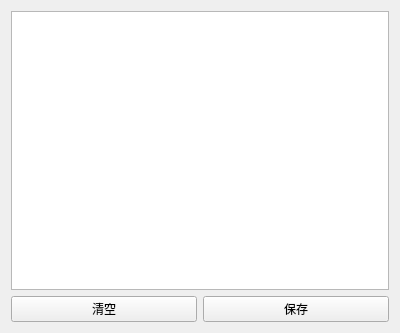
First picture: the form in ClipBoard/ui/ClipboardView.ui, repository 3548848289/UniFileHub, before the edit.
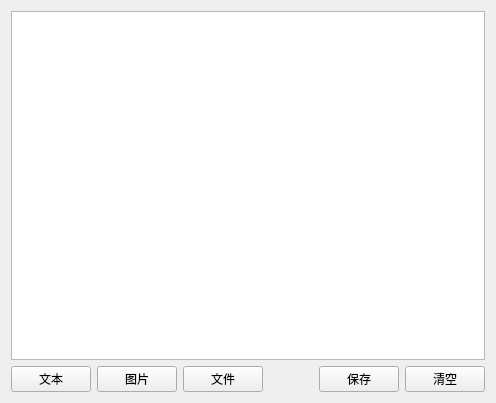
Second picture: the form after the edit.

Commit message: 优化新增剪切板UI

Diff of the .ui file:
```diff
--- a/ClipBoard/ui/ClipboardView.ui
+++ b/ClipBoard/ui/ClipboardView.ui
@@ -6,35 +6,91 @@
    <rect>
     <x>0</x>
     <y>0</y>
-    <width>400</width>
-    <height>333</height>
+    <width>496</width>
+    <height>403</height>
    </rect>
   </property>
   <property name="windowTitle">
    <string>Form</string>
   </property>
   <layout class="QGridLayout" name="gridLayout">
-   <item row="1" column="0">
-    <widget class="QPushButton" name="clearButton">
-     <property name="text">
-      <string>清空</string>
-     </property>
-    </widget>
-   </item>
-   <item row="1" column="1">
-    <widget class="QPushButton" name="saveButton">
-     <property name="text">
-      <string>保存</string>
-     </property>
-    </widget>
-   </item>
-   <item row="0" column="0" colspan="2">
+   <item row="0" column="0">
     <widget class="QListWidget" name="listWidget">
      <property name="styleSheet">
       <string notr="true"/>
      </property>
     </widget>
    </item>
+   <item row="1" column="0">
+    <layout class="QHBoxLayout" name="horizontalLayout" stretch="1,1,1,2,1,1">
+     <item>
+      <widget class="QPushButton" name="TextBtn">
+       <property name="sizePolicy">
+        <sizepolicy hsizetype="Expanding" vsizetype="Fixed">
+         <horstretch>0</horstretch>
+         <verstretch>0</verstretch>
+        </sizepolicy>
+       </property>
+       <property name="text">
+        <string>文本</string>
+       </property>
+      </widget>
+     </item>
+     <item>
+      <widget class="QPushButton" name="ImageBtn">
+       <property name="sizePolicy">
+        <sizepolicy hsizetype="Expanding" vsizetype="Fixed">
+         <horstretch>0</horstretch>
+         <verstretch>0</verstretch>
+        </sizepolicy>
+       </property>
+       <property name="text">
+        <string>图片</string>
+       </property>
+      </widget>
+     </item>
+     <item>
+      <widget class="QPushButton" name="FileBtn">
+       <property name="sizePolicy">
+        <sizepolicy hsizetype="Expanding" vsizetype="Fixed">
+         <horstretch>0</horstretch>
+         <verstretch>0</verstretch>
+        </sizepolicy>
+       </property>
+       <property name="text">
+        <string>文件</string>
+       </property>
+      </widget>
+     </item>
+     <item>
+      <spacer name="horizontalSpacer">
+       <property name="orientation">
+        <enum>Qt::Orientation::Horizontal</enum>
+       </property>
+       <property name="sizeHint" stdset="0">
+        <size>
+         <width>40</width>
+         <height>20</height>
+        </size>
+       </property>
+      </spacer>
+     </item>
+     <item>
+      <widget class="QPushButton" name="saveButton">
+       <property name="text">
+        <string>保存</string>
+       </property>
+      </widget>
+     </item>
+     <item>
+      <widget class="QPushButton" name="clearButton">
+       <property name="text">
+        <string>清空</string>
+       </property>
+      </widget>
+     </item>
+    </layout>
+   </item>
   </layout>
  </widget>
  <resources/>
```
The commit also changes 1 other file.
